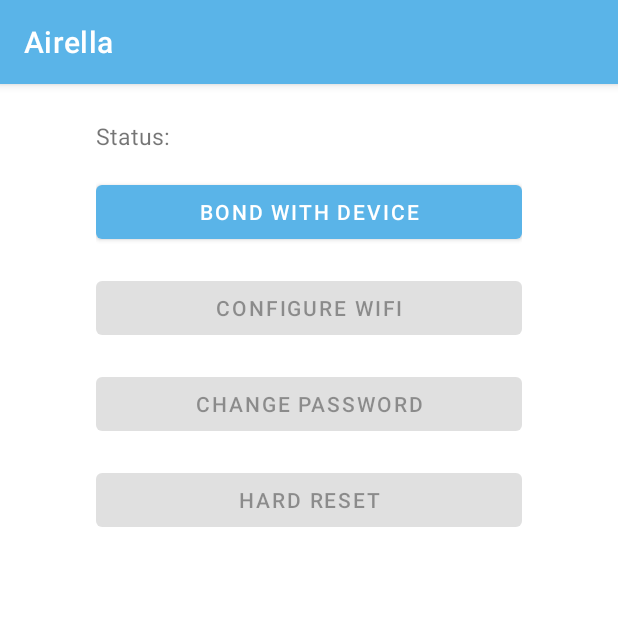
After one commit to airella-system/airella-android-app, an Android app: the fragment StationConfigFragment placed in its activity, on a phone screen of 412 x 824 dp, the top half of it. The commit adds this screen. Run offline under Robolectric (Android 15) with nearby library versions, the phone set to English and light mode, and no system bars; 6 statements that could not run were skipped.

Commit message:
Station Configuration Menu and refactor

```diff
--- a/app/src/main/AndroidManifest.xml
+++ b/app/src/main/AndroidManifest.xml
@@ -21,7 +21,7 @@
         android:theme="@style/AppTheme"
         android:usesCleartextTraffic="true"
         tools:ignore="GoogleAppIndexingWarning">
-        <activity android:name="org.airella.airella.ui.addstation.AddSensorActivity" />
+        <activity android:name="org.airella.airella.ui.station.AddSensorActivity" />
         <activity
             android:name=".ui.login.LoginActivity"
             android:label="@string/title_activity_login" />
@@ -34,7 +34,6 @@
             android:theme="@style/AppTheme.NoActionBar">
             <intent-filter>
                 <action android:name="android.intent.action.MAIN" />
-
                 <category android:name="android.intent.category.LAUNCHER" />
             </intent-filter>
         </activity>
--- a/app/src/main/java/org/airella/airella/ui/home/HomeFragment.kt
+++ b/app/src/main/java/org/airella/airella/ui/home/HomeFragment.kt
@@ -13,7 +13,7 @@ import androidx.recyclerview.widget.LinearLayoutManager
 import kotlinx.android.synthetic.main.fragment_home.*
 import org.airella.airella.R
 import org.airella.airella.data.service.StationService
-import org.airella.airella.ui.addstation.AddSensorActivity
+import org.airella.airella.ui.station.AddSensorActivity
 import org.airella.airella.utils.Log
 
 class HomeFragment : Fragment() {
--- a/app/src/main/java/org/airella/airella/ui/addstation/btlist/BTListFragment.kt
+++ b/app/src/main/java/org/airella/airella/ui/station/btlist/BTListFragment.kt
@@ -1,4 +1,4 @@
-package org.airella.airella.ui.addstation.btlist
+package org.airella.airella.ui.station.btlist
 
 import android.app.Activity
 import android.bluetooth.BluetoothAdapter
@@ -73,7 +73,6 @@ class BTListFragment : Fragment() {
 
     override fun onDetach() {
         super.onDetach()
-//        parentFragmentManager.
         bluetoothAdapter?.let { BluetoothService.scanBTDevices(it, MyScanCallback(), false) }
     }
 
--- a/app/src/main/java/org/airella/airella/ui/addstation/btlist/BTListViewModel.kt
+++ b/app/src/main/java/org/airella/airella/ui/station/btlist/BTListViewModel.kt
@@ -1,4 +1,4 @@
-package org.airella.airella.ui.addstation.btlist
+package org.airella.airella.ui.station.btlist
 
 import android.bluetooth.BluetoothDevice
 import androidx.lifecycle.MutableLiveData
--- /dev/null
+++ b/app/src/main/java/org/airella/airella/ui/station/config/StationConfigFragment.kt
@@ -0,0 +1,143 @@
+package org.airella.airella.ui.station.config
+
+import android.app.AlertDialog
+import android.bluetooth.BluetoothDevice
+import android.content.BroadcastReceiver
+import android.content.Context
+import android.content.Intent
+import android.content.IntentFilter
+import android.graphics.Color
+import android.os.Bundle
+import android.view.LayoutInflater
+import android.view.View
+import android.view.ViewGroup
+import androidx.fragment.app.Fragment
+import androidx.fragment.app.FragmentActivity
+import androidx.fragment.app.FragmentTransaction
+import androidx.lifecycle.ViewModelProvider
+import kotlinx.android.synthetic.main.fragment_station_config.*
+import org.airella.airella.R
+import org.airella.airella.ui.station.wificonfig.WifiConfigFragment
+import org.airella.airella.utils.Log
+
+class StationConfigFragment : Fragment() {
+
+    private val btBondBroadcastReceiver: BtBondBroadcastReceiver = BtBondBroadcastReceiver()
+
+    private lateinit var viewModel: StationConfigViewModel
+
+
+    override fun onCreateView(
+        inflater: LayoutInflater,
+        container: ViewGroup?,
+        savedInstanceState: Bundle?
+    ): View? {
+        viewModel = ViewModelProvider(this).get(StationConfigViewModel::class.java)
+
+        viewModel.btDevice = requireArguments().getParcelable("bt_device") as BluetoothDevice
+
+        return inflater.inflate(R.layout.fragment_station_config, container, false)
+    }
+
+    override fun onViewCreated(view: View, savedInstanceState: Bundle?) {
+        super.onViewCreated(view, savedInstanceState)
+
+        updateBondState()
+
+        bond_device.setOnClickListener {
+            viewModel.btDevice.createBond()
+            updateBondState()
+            requireActivity().registerReceiver(
+                btBondBroadcastReceiver,
+                IntentFilter(BluetoothDevice.ACTION_BOND_STATE_CHANGED)
+            )
+        }
+
+        wifi_config.setOnClickListener { v ->
+            val fragment: Fragment = WifiConfigFragment()
+            switchFragment(v, fragment)
+        }
+
+        change_password.setOnClickListener {
+            AlertDialog.Builder(context)
+                .setMessage(
+                    """Co ty myślałeś że sobie tak hasło możesz zmienić? xDDDD
+                        >No chyba nie""".trimMargin(">")
+                )
+                .show()
+        }
+
+        hard_reset.setOnClickListener {
+            AlertDialog.Builder(context)
+                .setTitle("HARD RESET")
+                .setMessage("Are you sure you want to reset all configuration?")
+                .setPositiveButton(android.R.string.yes) { _, _ ->
+                    AlertDialog.Builder(context)
+                        .setMessage("A tego mi się nie chciało implementować")
+                        .show()
+                }
+                .setNegativeButton(android.R.string.no, null)
+                .show()
+        }
+    }
+
+    override fun onResume() {
+        super.onResume()
+        updateBondState()
+    }
+
+    override fun onDestroyView() {
+        super.onDestroyView()
+        try {
+            requireActivity().unregisterReceiver(btBondBroadcastReceiver)
+        } catch (_: IllegalArgumentException) {
+        }
+    }
+
+    private fun switchFragment(view: View, fragment: Fragment) {
+        val transaction: FragmentTransaction =
+            (view.context as FragmentActivity).supportFragmentManager.beginTransaction()
+
+        val bundle = Bundle()
+        bundle.putParcelable("bt_device", viewModel.btDevice)
+        fragment.arguments = bundle
+
+        transaction.replace(R.id.container, fragment)
+        transaction.addToBackStack(null)
+        transaction.commit()
+    }
+
+    private fun updateBondState() {
+        bond_status.text = when (viewModel.btDevice.bondState) {
+            BluetoothDevice.BOND_NONE -> "NOT BONDED"
+            BluetoothDevice.BOND_BONDING -> "BONDING"
+            else -> "BONDED"
+        }
+        bond_status.setTextColor(
+            when (viewModel.btDevice.bondState) {
+                BluetoothDevice.BOND_NONE -> Color.RED
+                BluetoothDevice.BOND_BONDING -> Color.rgb(255, 140, 0)
+                else -> Color.GREEN
+            }
+        )
+
+        bond_device.isEnabled = viewModel.btDevice.bondState == BluetoothDevice.BOND_NONE
+
+        wifi_config.isEnabled = viewModel.isBonded()
+        change_password.isEnabled = viewModel.isBonded()
+        hard_reset.isEnabled = viewModel.isBonded()
+    }
+
+    private inner class BtBondBroadcastReceiver : BroadcastReceiver() {
+
+        override fun onReceive(context: Context?, intent: Intent) {
+            updateBondState()
+            when (intent.getIntExtra(BluetoothDevice.EXTRA_BOND_STATE, BluetoothDevice.ERROR)) {
+                BluetoothDevice.BOND_NONE -> Log.i("Bonding Failed")
+                BluetoothDevice.BOND_BONDING -> Log.i("Bonding...")
+                BluetoothDevice.BOND_BONDED -> Log.i("Bonded!")
+            }
+        }
+    }
+
+}
--- /dev/null
+++ b/app/src/main/java/org/airella/airella/ui/station/config/StationConfigViewModel.kt
@@ -0,0 +1,11 @@
+package org.airella.airella.ui.station.config
+
+import android.bluetooth.BluetoothDevice
+import androidx.lifecycle.ViewModel
+
+class StationConfigViewModel : ViewModel() {
+
+    lateinit var btDevice: BluetoothDevice
+
+    fun isBonded() = btDevice.bondState == BluetoothDevice.BOND_BONDED
+}
--- a/app/src/main/java/org/airella/airella/ui/addstation/wificonfig/WifiConfigFragment.kt
+++ b/app/src/main/java/org/airella/airella/ui/station/wificonfig/WifiConfigFragment.kt
@@ -1,4 +1,4 @@
-package org.airella.airella.ui.addstation.wificonfig
+package org.airella.airella.ui.station.wificonfig
 
 import android.bluetooth.BluetoothDevice
 import android.os.Bundle
--- a/app/src/main/res/layout/activity_add_sensor.xml
+++ b/app/src/main/res/layout/activity_add_sensor.xml
@@ -4,4 +4,4 @@
     android:id="@+id/container"
     android:layout_width="match_parent"
     android:layout_height="match_parent"
-    tools:context=".AddSensorActivity" />
+    tools:context=".ui.station.AddSensorActivity" />
--- a/app/src/main/res/layout/fragment_bt_list.xml
+++ b/app/src/main/res/layout/fragment_bt_list.xml
@@ -5,7 +5,7 @@
     android:id="@+id/addsensor"
     android:layout_width="match_parent"
     android:layout_height="match_parent"
-    tools:context=".ui.addstation.btlist.BTListFragment">
+    tools:context=".ui.station.btlist.BTListFragment">
 
     <androidx.recyclerview.widget.RecyclerView
         android:id="@+id/bt_list"
--- /dev/null
+++ b/app/src/main/res/layout/fragment_station_config.xml
@@ -0,0 +1,73 @@
+<?xml version="1.0" encoding="utf-8"?>
+<androidx.constraintlayout.widget.ConstraintLayout xmlns:android="http://schemas.android.com/apk/res/android"
+    xmlns:app="http://schemas.android.com/apk/res-auto"
+    xmlns:tools="http://schemas.android.com/tools"
+    android:layout_width="match_parent"
+    android:layout_height="match_parent"
+    tools:context=".ui.station.config.StationConfigFragment">
+
+    <LinearLayout
+        android:layout_width="match_parent"
+        android:layout_height="match_parent"
+        android:layout_marginStart="64dp"
+        android:layout_marginTop="24dp"
+        android:layout_marginEnd="64dp"
+        android:layout_marginBottom="24dp"
+        android:orientation="vertical"
+        app:layout_constraintBottom_toBottomOf="parent"
+        app:layout_constraintEnd_toEndOf="parent"
+        app:layout_constraintStart_toStartOf="parent"
+        app:layout_constraintTop_toTopOf="parent">
+
+        <LinearLayout
+            android:layout_width="match_parent"
+            android:layout_height="wrap_content"
+            android:orientation="horizontal">
+
+            <TextView
+                android:layout_width="wrap_content"
+                android:layout_height="wrap_content"
+                android:text="@string/status"
+                android:textSize="15sp" />
+
+            <TextView
+                android:id="@+id/bond_status"
+                android:layout_width="match_parent"
+                android:layout_height="wrap_content"
+                android:textSize="15sp" />
+        </LinearLayout>
+
+        <Button
+            android:id="@+id/bond_device"
+            android:layout_width="match_parent"
+            android:layout_height="wrap_content"
+            android:layout_gravity="start"
+            android:layout_marginTop="16dp"
+            android:text="@string/bond_device" />
+
+        <Button
+            android:id="@+id/wifi_config"
+            android:layout_width="match_parent"
+            android:layout_height="wrap_content"
+            android:layout_gravity="start"
+            android:layout_marginTop="16dp"
+            android:text="@string/action_wifi_config" />
+
+        <Button
+            android:id="@+id/change_password"
+            android:layout_width="match_parent"
+            android:layout_height="wrap_content"
+            android:layout_gravity="start"
+            android:layout_marginTop="16dp"
+            android:text="@string/action_change_password" />
+
+        <Button
+            android:id="@+id/hard_reset"
+            android:layout_width="match_parent"
+            android:layout_height="wrap_content"
+            android:layout_gravity="start"
+            android:layout_marginTop="16dp"
+            android:text="@string/hard_reset" />
+    </LinearLayout>
+
+</androidx.constraintlayout.widget.ConstraintLayout>
--- a/app/src/main/res/values/strings.xml
+++ b/app/src/main/res/values/strings.xml
@@ -30,6 +30,9 @@
     <string name="title_activity_register">Register</string>
     <string name="register_success">Registration successful</string>
 
+    <string name="action_wifi_config">Configure WiFi</string>
+    <string name="action_change_password">Change password</string>
+
     <string name="logout">Logout</string>
 
 
@@ -39,5 +42,8 @@
     <string name="unexpected_error">"Unexpected Error"</string>
 
     <string name="x_caiq">"%1$f CAIQ"</string>
+    <string name="status">"Status: "</string>
+    <string name="bond_device">Bond with device</string>
+    <string name="hard_reset">Hard reset</string>
 
 </resources>
```
Also changed, not shown: app/src/main/java/org/airella/airella/ui/station/AddSensorActivity.kt (renamed from app/src/main/java/org/airella/airella/ui/addstation/AddSensorActivity.kt, +2 -5 lines), app/src/main/java/org/airella/airella/ui/station/btlist/BTDeviceAdapter.kt (renamed from app/src/main/java/org/airella/airella/ui/addstation/btlist/BTDeviceAdapter.kt, +5 -5 lines), app/src/main/java/org/airella/airella/ui/station/wificonfig/WifiConfigViewModel.kt (renamed from app/src/main/java/org/airella/airella/ui/addstation/wificonfig/WifiConfigViewModel.kt, +9 -8 lines).
